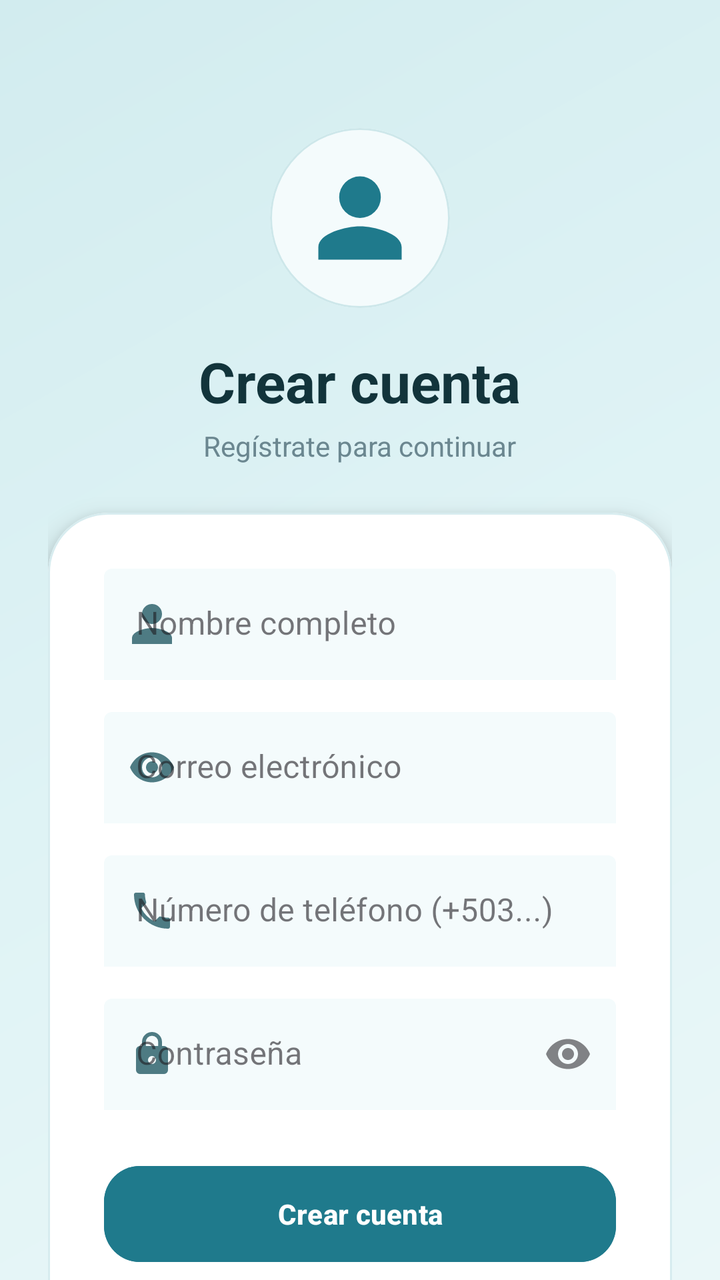
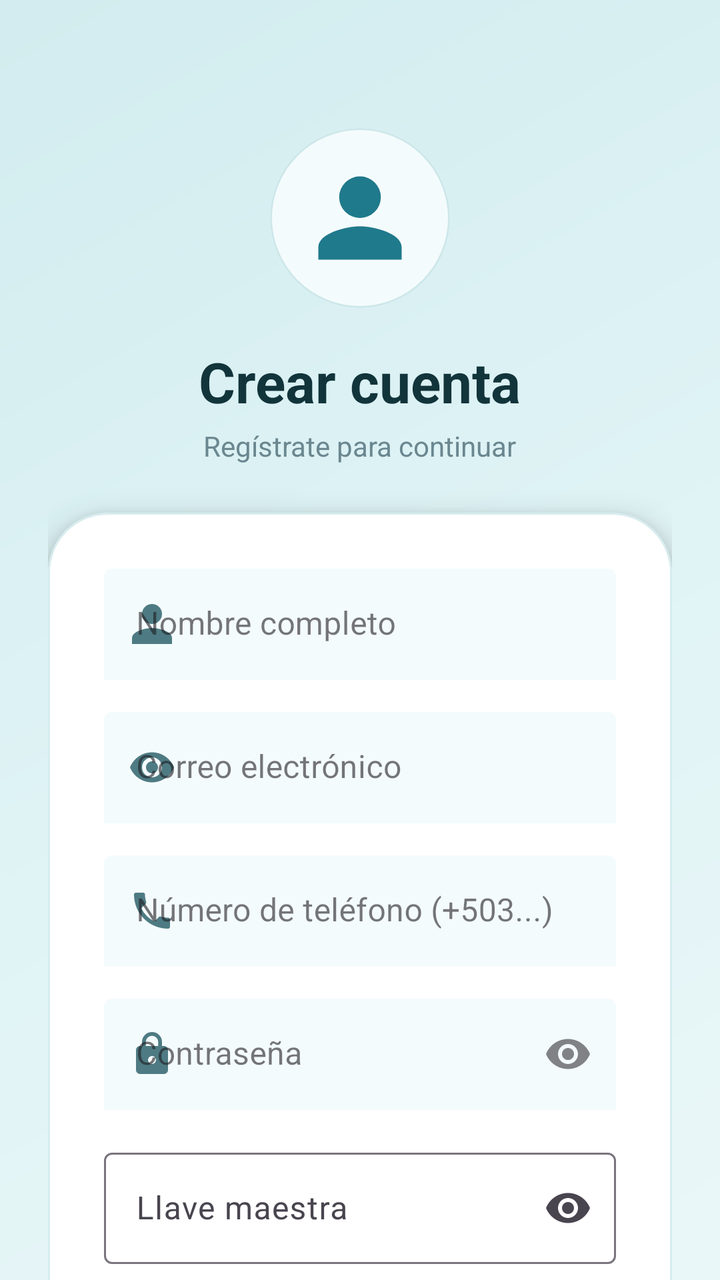

Screens rendered from an Android XML layout before and after an edit, with the pre-edit source and the edit as a unified diff.
<!-- AndroidManifest.xml: application theme Theme.GestorContrasena -->
<!-- res/layout/activity_register.xml -->
<?xml version="1.0" encoding="utf-8"?>
<androidx.constraintlayout.widget.ConstraintLayout
    xmlns:android="http://schemas.android.com/apk/res/android"
    xmlns:app="http://schemas.android.com/apk/res-auto"
    android:layout_width="match_parent"
    android:layout_height="match_parent"
    android:background="@drawable/bg_gradient">

    <ScrollView
        android:layout_width="match_parent"
        android:layout_height="match_parent"
        android:fillViewport="true"
        android:scrollbars="none">

        <LinearLayout
            android:layout_width="match_parent"
            android:layout_height="wrap_content"
            android:orientation="vertical"
            android:gravity="center_horizontal"
            android:padding="24dp">

            
            <Space
                android:layout_width="wrap_content"
                android:layout_height="40dp"/>

            
            <com.google.android.material.card.MaterialCardView
                android:layout_width="90dp"
                android:layout_height="90dp"
                app:cardCornerRadius="45dp"
                app:cardBackgroundColor="#F4FBFC"
                app:strokeColor="#CDE7EA"
                app:strokeWidth="1dp">

                <ImageView
                    android:layout_width="match_parent"
                    android:layout_height="match_parent"
                    android:padding="20dp"
                    android:src="@drawable/ic_user"
                    app:tint="#1F7A8C"/>

            </com.google.android.material.card.MaterialCardView>

            
            <TextView
                android:layout_width="wrap_content"
                android:layout_height="wrap_content"
                android:text="Crear cuenta"
                android:textSize="28sp"
                android:textStyle="bold"
                android:textColor="#12343B"
                android:layout_marginTop="18dp"/>

            <TextView
                android:layout_width="wrap_content"
                android:layout_height="wrap_content"
                android:text="Regístrate para continuar"
                android:textColor="#6B8790"
                android:textSize="14sp"
                android:layout_marginTop="4dp"
                android:layout_marginBottom="24dp"/>

            
            <com.google.android.material.card.MaterialCardView
                android:layout_width="match_parent"
                android:layout_height="wrap_content"
                app:cardCornerRadius="30dp"
                app:cardBackgroundColor="#FFFFFF"
                app:strokeColor="#D7ECEF"
                app:strokeWidth="1dp"
                app:cardElevation="8dp">

                <LinearLayout
                    android:layout_width="match_parent"
                    android:layout_height="wrap_content"
                    android:orientation="vertical"
                    android:padding="28dp">

                    
                    <com.google.android.material.textfield.TextInputLayout
                        style="@style/Widget.MaterialComponents.TextInputLayout.FilledBox"
                        android:layout_width="match_parent"
                        android:layout_height="wrap_content"
                        android:hint="Nombre completo"
                        app:boxBackgroundColor="#F4FBFC"
                        app:boxStrokeWidth="0dp"
                        app:startIconDrawable="@drawable/ic_user"
                        app:startIconTint="#4E7B83">

                        <com.google.android.material.textfield.TextInputEditText
                            android:id="@+id/txtNombre"
                            android:layout_width="match_parent"
                            android:layout_height="wrap_content"
                            android:textColor="#12343B"/>
                    </com.google.android.material.textfield.TextInputLayout>

                    
                    <com.google.android.material.textfield.TextInputLayout
                        style="@style/Widget.MaterialComponents.TextInputLayout.FilledBox"
                        android:layout_width="match_parent"
                        android:layout_height="wrap_content"
                        android:layout_marginTop="16dp"
                        android:hint="Correo electrónico"
                        app:boxBackgroundColor="#F4FBFC"
                        app:boxStrokeWidth="0dp"
                        app:startIconDrawable="@drawable/ic_visibility"
                        app:startIconTint="#4E7B83">

                        <com.google.android.material.textfield.TextInputEditText
                            android:id="@+id/txtCorreo"
                            android:layout_width="match_parent"
                            android:layout_height="wrap_content"
                            android:inputType="textEmailAddress"
                            android:textColor="#12343B"/>
                    </com.google.android.material.textfield.TextInputLayout>

                    
                    <com.google.android.material.textfield.TextInputLayout
                        style="@style/Widget.MaterialComponents.TextInputLayout.FilledBox"
                        android:layout_width="match_parent"
                        android:layout_height="wrap_content"
                        android:layout_marginTop="16dp"
                        android:hint="Número de teléfono (+503...)"
                        app:boxBackgroundColor="#F4FBFC"
                        app:boxStrokeWidth="0dp"
                        app:startIconDrawable="@drawable/ic_phone"
                        app:startIconTint="#4E7B83">

                        <com.google.android.material.textfield.TextInputEditText
                            android:id="@+id/txtTelefono"
                            android:layout_width="match_parent"
                            android:layout_height="wrap_content"
                            android:inputType="phone"
                            android:textColor="#12343B"/>
                    </com.google.android.material.textfield.TextInputLayout>

                    
                    <com.google.android.material.textfield.TextInputLayout
                        style="@style/Widget.MaterialComponents.TextInputLayout.FilledBox"
                        android:layout_width="match_parent"
                        android:layout_height="wrap_content"
                        android:layout_marginTop="16dp"
                        android:hint="Contraseña"
                        app:boxBackgroundColor="#F4FBFC"
                        app:boxStrokeWidth="0dp"
                        app:endIconMode="password_toggle"
                        app:startIconDrawable="@drawable/ic_lock"
                        app:startIconTint="#4E7B83">

                        <com.google.android.material.textfield.TextInputEditText
                            android:id="@+id/txtPass"
                            android:layout_width="match_parent"
                            android:layout_height="wrap_content"
                            android:inputType="textPassword"
                            android:textColor="#12343B"/>
                    </com.google.android.material.textfield.TextInputLayout>

                    
                    <com.google.android.material.button.MaterialButton
                        android:id="@+id/btnCrearCuenta"
                        android:layout_width="match_parent"
                        android:layout_height="56dp"
                        android:layout_marginTop="24dp"
                        android:text="Crear cuenta"
                        android:textAllCaps="false"
                        android:textStyle="bold"
                        android:textColor="@android:color/white"
                        android:backgroundTint="#1F7A8C"
                        app:cornerRadius="18dp"/>

                    
                    <TextView
                        android:id="@+id/txtVolverLogin"
                        android:layout_width="wrap_content"
                        android:layout_height="wrap_content"
                        android:layout_gravity="center"
                        android:layout_marginTop="18dp"
                        android:text="Volver al login"
                        android:textColor="#1F7A8C"
                        android:textStyle="bold"
                        android:textSize="14sp"/>

                </LinearLayout>

            </com.google.android.material.card.MaterialCardView>

        </LinearLayout>

    </ScrollView>

</androidx.constraintlayout.widget.ConstraintLayout>
<!-- resources referenced by this layout -->
<resources>
  <!-- drawable bg_gradient (drawable) -->
  <?xml version="1.0" encoding="utf-8"?>
  <shape xmlns:android="http://schemas.android.com/apk/res/android">
  
      <gradient
          android:startColor="#EAF7F8"
          android:centerColor="#DFF3F5"
          android:endColor="#D2ECEF"
          android:angle="135"/>
  
  </shape>
  <!-- drawable ic_lock (drawable) -->
  <vector xmlns:android="http://schemas.android.com/apk/res/android"
      android:width="24dp"
      android:height="24dp"
      android:viewportWidth="24"
      android:viewportHeight="24">
  
      <path
          android:fillColor="#FFFFFF"
          android:pathData="M18,8h-1V6a5,5 0 0,0 -10,0v2H6a2,2 0 0,0 -2,2v10a2,2 0 0,0 2,2h12a2,2 0 0,0 2,-2V10a2,2 0 0,0 -2,-2zm-6,9a2,2 0 1,1 0,-4a2,2 0 0,1 0,4zm3.1,-9H8.9V6a3.1,3.1 0 0,1 6.2,0z"/>
  </vector>
  <!-- drawable ic_phone (drawable) -->
  <?xml version="1.0" encoding="utf-8"?>
  <vector xmlns:android="http://schemas.android.com/apk/res/android"
      android:width="24dp"
      android:height="24dp"
      android:viewportWidth="24"
      android:viewportHeight="24">
  
      <path
          android:fillColor="#4E7B83"
          android:pathData="M6.62,10.79a15.05,15.05 0,0 0,6.59 6.59l2.2,-2.2a1,1 0,0 1,1.01 -0.24c1.12,0.37 2.33,0.57 3.58,0.57a1,1 0,0 1,1 1V20a1,1 0,0 1,-1 1A17,17 0,0 1,3 4a1,1 0,0 1,1 -1h3.5a1,1 0,0 1,1 1c0,1.25 0.2,2.46 0.57,3.58a1,1 0,0 1,-0.24 1.01l-2.21,2.2z"/>
  </vector>
  <!-- drawable ic_user (drawable) -->
  <vector xmlns:android="http://schemas.android.com/apk/res/android"
      android:width="24dp"
      android:height="24dp"
      android:viewportWidth="24"
      android:viewportHeight="24">
  
      <path
          android:fillColor="#FFFFFF"
          android:pathData="M12,12a5,5 0 1,0 -5,-5a5,5 0 0,0 5,5zm0,2c-3.33,0 -10,1.67 -10,5v3h20v-3c0,-3.33 -6.67,-5 -10,-5z"/>
  </vector>
  <!-- drawable ic_visibility (drawable) -->
  <vector xmlns:android="http://schemas.android.com/apk/res/android"
      android:width="24dp"
      android:height="24dp"
      android:viewportWidth="24"
      android:viewportHeight="24"
      android:tint="#1F7A8C">
  
      <path
          android:fillColor="@android:color/white"
          android:pathData="M12,4.5C7,4.5 2.73,7.61 1,12c1.73,4.39 6,7.5 11,7.5s9.27,-3.11 11,-7.5C21.27,7.61 17,4.5 12,4.5zM12,17c-2.76,0 -5,-2.24 -5,-5s2.24,-5 5,-5 5,2.24 5,5 -2.24,5 -5,5z"/>
  
      <path
          android:fillColor="@android:color/white"
          android:pathData="M12,9c-1.66,0 -3,1.34 -3,3s1.34,3 3,3 3,-1.34 3,-3 -1.34,-3 -3,-3z"/>
  
  </vector>
  <style name="Theme.GestorContrasena" parent="Base.Theme.GestorContrasena" />
  <style name="Base.Theme.GestorContrasena" parent="Theme.Material3.DayNight.NoActionBar">
          
          
      </style>
</resources>

<!-- the commit's change to res/layout/activity_register.xml (unified diff, before → after) -->
@@ -155,6 +155,19 @@
                             android:inputType="textPassword"
                             android:textColor="#12343B"/>
                     </com.google.android.material.textfield.TextInputLayout>
+                    <com.google.android.material.textfield.TextInputLayout
+                        android:layout_width="match_parent"
+                        android:layout_height="wrap_content"
+                        android:layout_marginTop="16dp"
+                        android:hint="Llave maestra"
+                        app:endIconMode="password_toggle">
+
+                        <com.google.android.material.textfield.TextInputEditText
+                            android:id="@+id/txtMasterKey"
+                            android:layout_width="match_parent"
+                            android:layout_height="wrap_content"
+                            android:inputType="textPassword"/>
+                    </com.google.android.material.textfield.TextInputLayout>
 
                     
                     <com.google.android.material.button.MaterialButton
